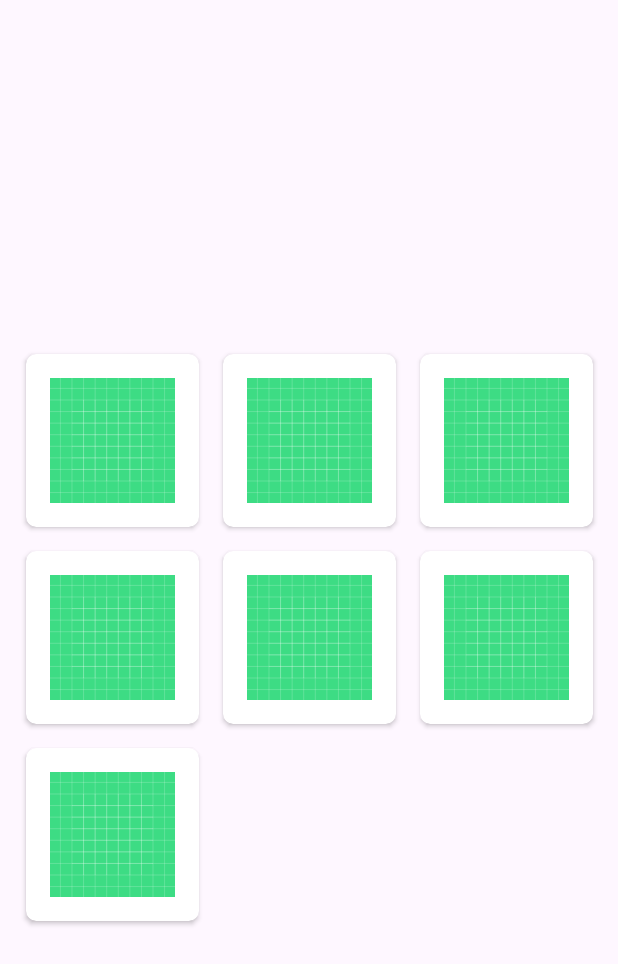
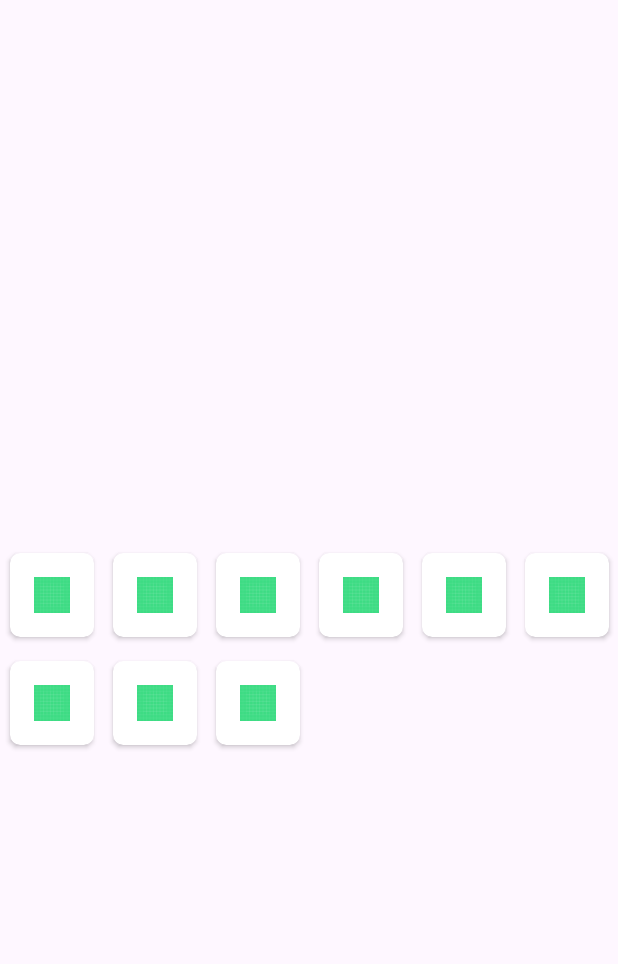
Before and after one commit to pcconduru/JogoMemoriaAndroid, an Android app: the screen it shows after launch (MainActivity), on a phone screen of 412 x 824 dp. Shown: the top 964 px of the screen. Run offline under Robolectric (Android 15) with nearby library versions, the phone set to English and light mode, and no system bars.

Commit message:
Atualização de Código - 27/01
Criei duas classes que serão responsáveis pelo armazenamento das cartas do jogo e também criei as funções responsáveis por validar os valores armazenados

```diff
--- /dev/null
+++ b/app/src/main/java/com/example/jogomemoriaandroid/Card.kt
@@ -0,0 +1,44 @@
+package com.example.jogomemoriaandroid
+
+class Card {
+    //Niveis de Dificuldade -> Facil, Medio, Dificil
+
+    fun nivel(nvl : String): Int{
+
+        return when( nvl ){
+            "SUPERFACIL" -> 2
+            "FACIL" -> 8
+            "MEDIA" -> 10
+            "DIFICIL" -> 18
+            else -> 0
+        }
+    }
+
+    //Embaralhador -> Mutable SetOff e Random
+    fun embaralhar(dif : String): Set<String> {
+        val baralho = setOf(
+            "CSS",
+            "HTML",
+            "JAVASCRIPT",
+            "JAVA",
+            "PYTHON",
+            "PHP",
+            "KOTLIN",
+            "REACT",
+            "GITHUB"
+        )
+        val novoBaralho = baralho.shuffled().take(nivel(dif)).toSet()
+        return novoBaralho
+    }
+
+    //Função de Escolha e Interação -> Pegar Valor PrimaEscolha e SegundaEscolha (Visivel ou não)
+    fun interacao(){
+
+    }
+
+    //Verificador -> Verifica os valores e Retorna Mudanças
+    fun verificar(){
+
+    }
+
+}
--- a/app/src/main/java/com/example/jogomemoriaandroid/CardAdapter.kt
+++ b/app/src/main/java/com/example/jogomemoriaandroid/CardAdapter.kt
@@ -24,12 +24,11 @@ class CardAdapter(
             val Largura = layoutParams.width
             var porcentagem = 0f
 
-            when( linhas ){
-                1 -> porcentagem = 1f
-                2 -> porcentagem = 0.5f
-                3 -> porcentagem = 0.33f
-                4 -> porcentagem = 0.25f
-                5 -> porcentagem = 0.20f
+            when( dificuldadeSelecionada ){
+                "SUPERFACIL" -> porcentagem = 0.5f
+                "FACIL" -> porcentagem = 0.25f
+                "MEDIA" -> porcentagem = 0.25f
+                "DIFICIL" -> porcentagem = 0.16f
             }
 
             layoutParams.width = (Altura * porcentagem).toInt()
--- a/app/src/main/java/com/example/jogomemoriaandroid/MainActivity.kt
+++ b/app/src/main/java/com/example/jogomemoriaandroid/MainActivity.kt
@@ -16,13 +16,14 @@ import androidx.recyclerview.widget.StaggeredGridLayoutManager
 import com.example.jogomemoriaandroid.databinding.ActivityMainBinding
 import com.example.jogomemoriaandroid.databinding.CardDesingBinding
 
-internal val linhas : Int = 3
+internal var dificuldadeSelecionada = "DIFICIL"
 
 class MainActivity : AppCompatActivity() {
 
     private val binding by lazy {
         ActivityMainBinding.inflate(layoutInflater)
     }
+    private lateinit var lista : Set<String>
 
     override fun onCreate(savedInstanceState: Bundle?) {
         super.onCreate(savedInstanceState)
@@ -35,8 +36,21 @@ class MainActivity : AppCompatActivity() {
         }
         val rvCards = binding.rvCards
 
-        val lista = listOf("Android","Windows", "IOS","","","","")
+        /*val lista = listOf(
+            "Android",
+            "Windows",
+            "IOS",
+            "",
+            "",
+            "",
+            "",
+            "",
+            ""
+        )*/
+        val card = Card()
+        val lista = card.embaralhar(dificuldadeSelecionada).toList()
+
         rvCards.adapter = CardAdapter( lista )
-        rvCards.layoutManager = StaggeredGridLayoutManager(linhas, RecyclerView.VERTICAL)
+        rvCards.layoutManager = StaggeredGridLayoutManager(6, RecyclerView.VERTICAL)
     }
 }
```
